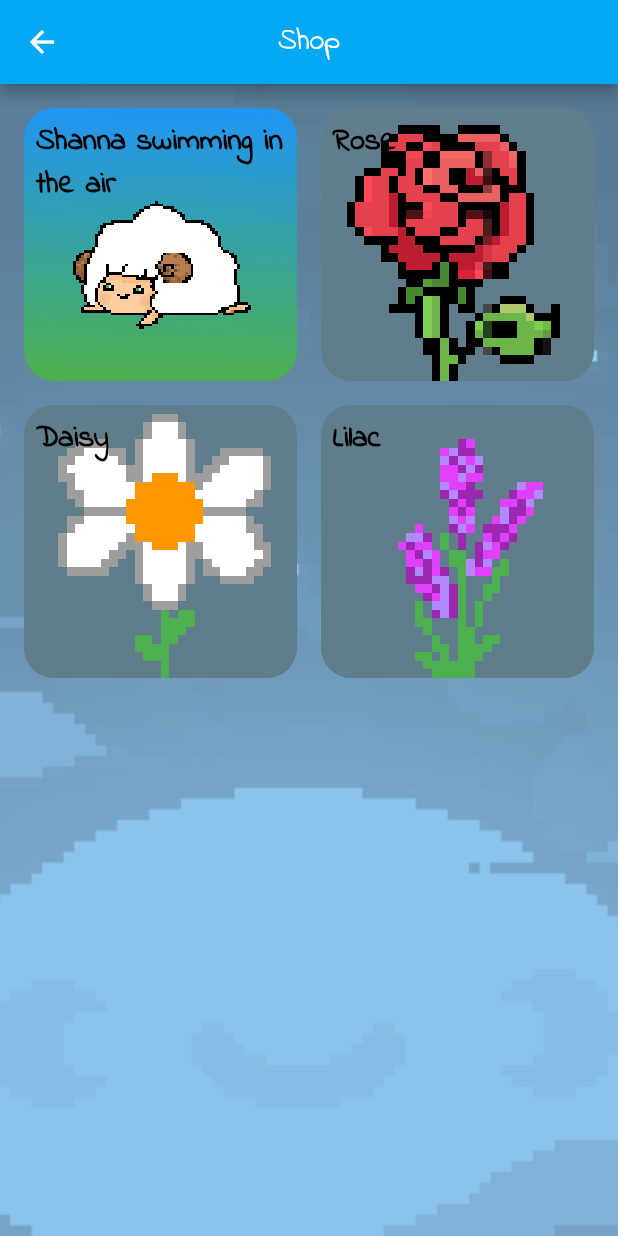
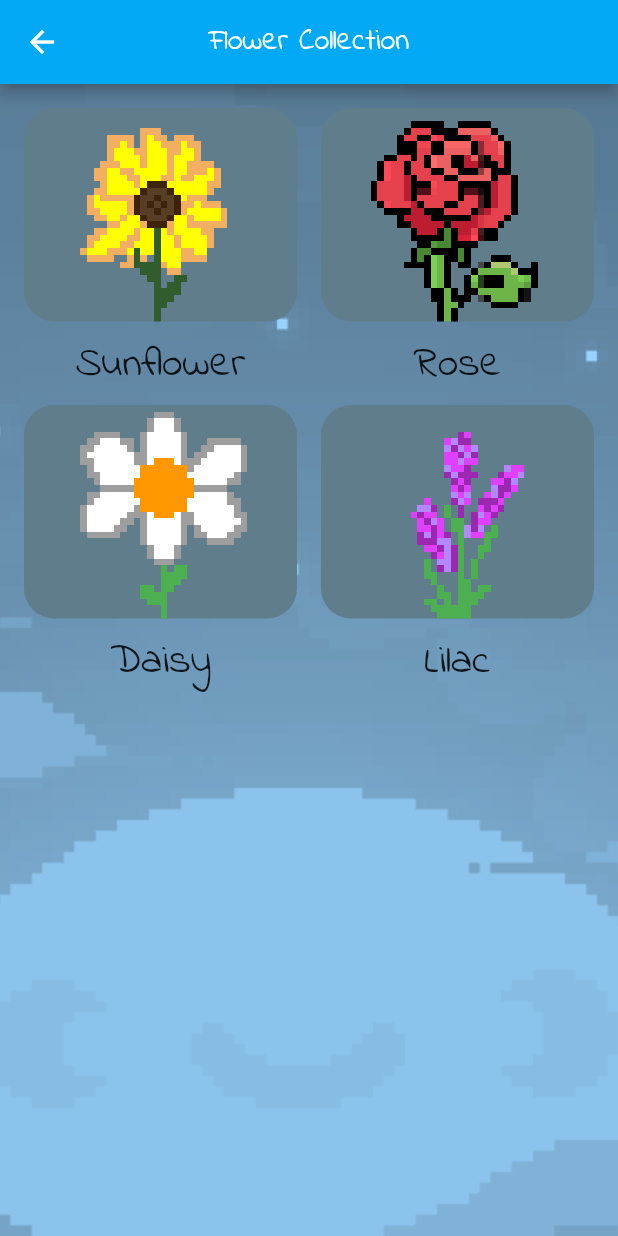
Before and after one commit to yuuutong/Orbital-Project, a Flutter app: the FlowerCollection screen opened directly, on a phone screen of 412 x 824 dp. Run offline on Flutter 3.47's test engine with Material 2 defaults, Android fonts, the phone set to English and light mode, and no system bars; our stand-ins replace cloud_firestore, firebase_auth, firebase_core, fl_chart, shimmer; missing offline and left inert: loading_gifs; accounts and stored records are empty.

Commit message:
update time picker, minor updates
- time picker now shows set timing even when app is restarted
- keyboards for all filed now have @ and .
- some code formatting
- changes to flower_tile

```diff
--- a/sleeplah/lib/configurations/rounded_empty_field.dart
+++ b/sleeplah/lib/configurations/rounded_empty_field.dart
@@ -32,6 +32,7 @@ class RoundedEmptyField extends StatelessWidget {
           RoundedPasswordField(text: hintText, onChanged: onChanged)
           : TextFieldContainer(
             child: TextField(
+              keyboardType: TextInputType.emailAddress,
               onChanged: onChanged,
               cursorColor: themePrimaryColor,
               decoration: InputDecoration(
--- a/sleeplah/lib/configurations/rounded_input_field.dart
+++ b/sleeplah/lib/configurations/rounded_input_field.dart
@@ -17,6 +17,7 @@ class RoundedInputField extends StatelessWidget {
   Widget build(BuildContext context) {
     return TextFieldContainer(
       child: TextField(
+        keyboardType: TextInputType.emailAddress,
         onChanged: onChanged,
         cursorColor: themePrimaryColor,
         decoration: InputDecoration(
--- a/sleeplah/lib/configurations/rounded_password_field.dart
+++ b/sleeplah/lib/configurations/rounded_password_field.dart
@@ -33,6 +33,7 @@ class _RoundedPasswordFieldState extends State<RoundedPasswordField> {
 
     return TextFieldContainer(
       child: TextField(
+        keyboardType: TextInputType.emailAddress,
         obscureText: obscure,
         onChanged: onChanged,
         cursorColor: themePrimaryColor,
--- a/sleeplah/lib/flower_collection/FlowerCollection.dart
+++ b/sleeplah/lib/flower_collection/FlowerCollection.dart
@@ -13,7 +13,7 @@ class _FlowerCollectionState extends State<FlowerCollection> {
   Widget build(BuildContext context) {
     return Scaffold(
       appBar: AppBar(
-        title: const Text("Shop"),
+        title: const Text("Flower Collection"),
         backgroundColor: Colors.lightBlue,
         centerTitle: true,
       ),
@@ -28,10 +28,10 @@ class _FlowerCollectionState extends State<FlowerCollection> {
           crossAxisCount: 2,
           padding: const EdgeInsets.all(8.0),
           children: <Widget>[
-            Flower("Shanna swimming in the air", "shanna_stand.gif"),
-            Flower("Rose", "1.png"),
-            Flower("Daisy", "2.png"),
-            Flower("Lilac", "3.png"),
+            Flower("Sunflower", "0"),
+            Flower("Rose", "1"),
+            Flower("Daisy", "2"),
+            Flower("Lilac", "3"),
           ],
         )
       ]),
--- a/sleeplah/lib/flower_collection/flower_tile.dart
+++ b/sleeplah/lib/flower_collection/flower_tile.dart
@@ -1,4 +1,5 @@
 import 'package:flutter/material.dart';
+import 'package:sleeplah/database.dart';
 
 class Flower extends StatefulWidget {
   // const Flower({super.key});
@@ -18,25 +19,68 @@ class _FlowerState extends State<Flower> {
 
   _FlowerState(this.flowerName, this.flowerImage);
 
+  bool flowerLocked = true;
+  bool loading = true;
+
+  @override
+  void initState() {
+    loading = true;
+    accessDB();
+    super.initState();
+  }
+
+  Future<void> accessDB() async {
+    List<String> flowersList = await DB().getFlowerList();
+    int index = int.parse(flowerImage);
+    try {
+      if (flowersList[index] != "0") {
+        print(flowerName + " is an unlocked item!");
+        flowerLocked = false;
+      }
+    } catch (e) {
+      print(e);
+    }
+    setState(() {
+      loading = false;
+      print('flower_tile loading complete!');
+    });
+  }
+
   @override
   Widget build(BuildContext context) {
-    return Container(
+    return Column(
+      children: [
+        Flexible(
+          fit: FlexFit.tight,
+          flex: 4,
+          child: Container(
             margin: const EdgeInsets.all(8.0),
             padding: const EdgeInsets.all(8.0),
             decoration: BoxDecoration(
               image: DecorationImage(
                 image: Image(
-            image: AssetImage("assets/images/$flowerImage"),
+                  image: AssetImage("assets/images/$flowerImage.png"),
                   filterQuality: FilterQuality.none,
                 ).image,
-          colorFilter: const ColorFilter.mode(Colors.transparent, BlendMode.color),
-          fit: BoxFit.fill,
+                colorFilter:
+                    const ColorFilter.mode(Colors.transparent, BlendMode.color),
+                fit: BoxFit.contain,
                 filterQuality: FilterQuality.none,
               ),
               color: Colors.blueGrey,
               borderRadius: BorderRadius.circular(20),
             ),
-      child: Text(flowerName, style: const TextStyle(fontSize: 20, fontWeight: FontWeight.w700, color: Colors.black)),
+          ),
+        ),
+        Flexible(
+          fit: FlexFit.tight,
+          flex: 1,
+          child: FittedBox(
+            fit: BoxFit.cover,
+            child: Text(flowerName, textAlign: TextAlign.center),
+          ),
+        )
+      ],
     );
   }
 }
--- a/sleeplah/lib/garden_page/gardenStats.dart
+++ b/sleeplah/lib/garden_page/gardenStats.dart
@@ -27,7 +27,7 @@ class _gardenStatsState extends State<gardenStats> {
   }
 
   Future<void> getValue() async {
-    List<String> flowerList = await DB().getFlowerList(FirebaseAuth.instance.currentUser!.uid);
+    List<String> flowerList = await DB().getFlowerList();
     numOfSunflower = int.parse(flowerList[0]);
     numOfRose = int.parse(flowerList[1]);
     numOfDaisy = int.parse(flowerList[2]);
--- a/sleeplah/lib/home_page/HomeScreen.dart
+++ b/sleeplah/lib/home_page/HomeScreen.dart
@@ -11,7 +11,6 @@ import 'package:sleeplah/statistics_page/StatisticsScreen.dart';
 import 'package:sleeplah/home_page/TimePicker.dart';
 import 'package:intl/intl.dart';
 import 'package:sleeplah/garden_page/gardenStats.dart';
-import '../database.dart';
 
 class HomeScreen extends StatefulWidget {
   @override
@@ -57,8 +56,9 @@ class _HomeScreenState extends State<HomeScreen> {
                 alignment: Alignment.center,
                 children: const <Widget>[
                   Image(
-                      image: AssetImage("assets/images/sunflower_field.png"),
-                      fit: BoxFit.fitWidth),
+                    image: AssetImage("assets/images/sunflower_field.png"),
+                    fit: BoxFit.fitWidth,
+                  ),
                   // Image(image: AssetImage("assets/images/sunflower.png")),
                 ],
               ),
@@ -81,7 +81,7 @@ class _HomeScreenState extends State<HomeScreen> {
               child: Text('SleepLah!'),
             ),
             ListTile(
-              title: const Text('Shop'),
+              title: const Text('Flower Collection'),
               onTap: () {
                 Navigator.push(
                     context,
@@ -92,10 +92,8 @@ class _HomeScreenState extends State<HomeScreen> {
             ListTile(
               title: const Text('ShopTrial'),
               onTap: () {
-                Navigator.push(
-                    context,
-                    MaterialPageRoute(
-                        builder: (context) => const Shop()));
+                Navigator.push(context,
+                    MaterialPageRoute(builder: (context) => const Shop()));
               },
             ),
             ListTile(
--- a/sleeplah/lib/shop/match.dart
+++ b/sleeplah/lib/shop/match.dart
@@ -113,7 +113,7 @@ class _MatchState extends State<Match> {
 
   //a func that pick a random Flower to unlock
   Future<Flower> pickFlower() async {
-    var userFlowers = await DB().getFlowerList(user!.uid);
+    var userFlowers = await DB().getFlowerList();
     List<Flower> uncatchFlowers = [];
     for (var Flower in FlowerList) {
       if (userFlowers[int.parse(Flower.id)] == "0") uncatchFlowers.add(Flower);
--- a/sleeplah/lib/statistics_page/StatisticsScreen.dart
+++ b/sleeplah/lib/statistics_page/StatisticsScreen.dart
@@ -12,8 +12,6 @@ class Statistics extends StatefulWidget {
 }
 
 class _StatisticsState extends State<Statistics> {
-  // String data = 'test';
-  // Map allData = {"yo" : "keyss"};
   Map chartData = {};
   bool loading = true;
 
@@ -25,7 +23,7 @@ class _StatisticsState extends State<Statistics> {
   }
 
   Future<void> getValue() async {
-    for (int i = 1; i <= 7; i++) {
+    for (int i = 0; i <= 6; i++) {
       DateTime pastDate = DateTime.now().subtract(Duration(days: i));
       String docDate = DateFormat("yyyy-MM-dd").format(pastDate);
       Map allData = await DB().getTimeCollectionDoc(docDate);
--- a/sleeplah/pubspec.yaml
+++ b/sleeplah/pubspec.yaml
@@ -40,8 +40,8 @@ dependencies:
   flutter_tags: ^0.4.9+1
   fl_chart: ^0.55.0
   shimmer: ^2.0.0
-  flutter_spinkit: ^5.1.0
   flutter_launcher_icons: "^0.9.2"
+  loading_gifs: ^0.3.0
 
 dev_dependencies:
   flutter_test:
```
Also changed, not shown: sleeplah/lib/configurations/loading.dart (+11 -8 lines), sleeplah/lib/database.dart (+4 -9 lines), sleeplah/lib/home_page/TimePicker.dart (+59 -18 lines), sleeplah/lib/home_page/startSleepingButton.dart (+22 -13 lines), sleeplah/lib/home_page/wakeUpButton.dart (+22 -9 lines), sleeplah/lib/login_page/LogIn.dart (+17 -11 lines), sleeplah/lib/signup_page/SignUp.dart (+5 -6 lines), sleeplah/pubspec.lock. Lines whose indentation alone changed are shown as unchanged.
